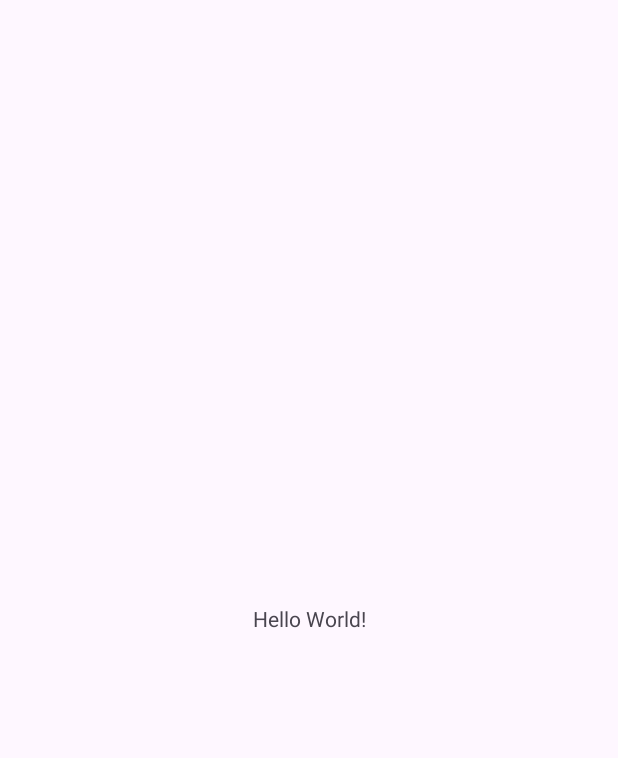
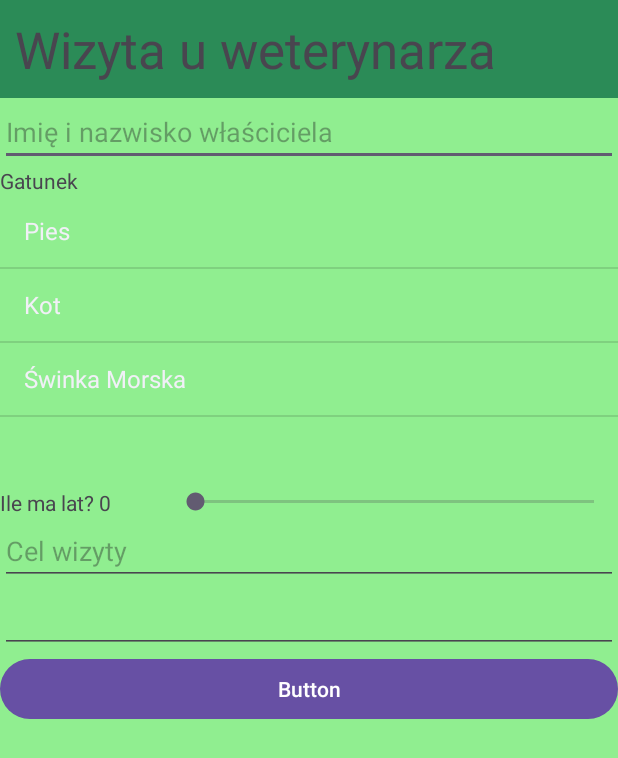
Before and after one commit to Hc896/-grupowy-weterynarz, an Android app: the screen it shows after launch (MainActivity), on a phone screen of 412 x 824 dp. Before the commit the part shown is almost empty. Shown: the top 758 px of the screen. Run offline under Robolectric (Android 15) with nearby library versions, the phone set to English and light mode, and no system bars.

Commit message:
Suwak działa i moj sprzęt !

```diff
--- a/app/src/main/java/pl/fourtp/groupvet/MainActivity.java
+++ b/app/src/main/java/pl/fourtp/groupvet/MainActivity.java
@@ -1,12 +1,19 @@
 package pl.fourtp.groupvet;
 
 import android.os.Bundle;
+import android.view.View;
+import android.widget.ArrayAdapter;
+import android.widget.ListView;
+import android.widget.SeekBar;
+import android.widget.TextView;
 
 import androidx.activity.EdgeToEdge;
 import androidx.appcompat.app.AppCompatActivity;
 import androidx.core.graphics.Insets;
 import androidx.core.view.ViewCompat;
 import androidx.core.view.WindowInsetsCompat;
+
+import java.util.ArrayList;
 
 public class MainActivity extends AppCompatActivity {
 
@@ -20,5 +27,40 @@ public class MainActivity extends AppCompatActivity {
             v.setPadding(systemBars.left, systemBars.top, systemBars.right, systemBars.bottom);
             return insets;
         });
+
+        View V = getCurrentFocus();
+        ListView listView = findViewById(R.id.listviu);
+
+        ArrayList<String> gatunki = new ArrayList<String>();
+        gatunki.add("Pies");
+        gatunki.add("Kot");
+        gatunki.add("Świnka Morska");
+
+        ArrayAdapter<String> arradapt = new ArrayAdapter<String>(getApplicationContext(), android.R.layout.simple_list_item_1,gatunki);
+        listView.setAdapter(arradapt);
+        listView.setSelector(R.color.mil);
+
+        SeekBar suwak = findViewById(R.id.suwak);
+        TextView suwakinfo = findViewById(R.id.suwakinfo);
+
+        suwak.setOnSeekBarChangeListener(new SeekBar.OnSeekBarChangeListener() {
+            @Override
+            public void onProgressChanged(SeekBar seekBar, int progress, boolean b) {
+                suwakinfo.setText("Ile ma lat? " + progress);
+            }
+
+            @Override
+            public void onStartTrackingTouch(SeekBar seekBar) {
+
+            }
+
+            @Override
+            public void onStopTrackingTouch(SeekBar seekBar) {
+
+            }
+        });
+
     }
+
+
 }
--- a/app/src/main/res/layout/activity_main.xml
+++ b/app/src/main/res/layout/activity_main.xml
@@ -1,19 +1,129 @@
 <?xml version="1.0" encoding="utf-8"?>
-<androidx.constraintlayout.widget.ConstraintLayout xmlns:android="http://schemas.android.com/apk/res/android"
+<androidx.constraintlayout.widget.ConstraintLayout
+    xmlns:android="http://schemas.android.com/apk/res/android"
     xmlns:app="http://schemas.android.com/apk/res-auto"
     xmlns:tools="http://schemas.android.com/tools"
     android:id="@+id/main"
     android:layout_width="match_parent"
     android:layout_height="match_parent"
-    tools:context=".MainActivity">
+    android:background="@color/bcg">
 
-    <TextView
-        android:layout_width="wrap_content"
-        android:layout_height="wrap_content"
-        android:text="Hello World!"
-        app:layout_constraintBottom_toBottomOf="parent"
-        app:layout_constraintEnd_toEndOf="parent"
-        app:layout_constraintStart_toStartOf="parent"
-        app:layout_constraintTop_toTopOf="parent" />
+
+    <LinearLayout
+        android:id="@+id/Layout"
+        android:layout_width="match_parent"
+        android:layout_height="match_parent"
+        android:background="@color/bcg"
+        android:orientation="vertical"
+        tools:layout_editor_absoluteX="16dp"
+        tools:layout_editor_absoluteY="-16dp"
+        android:layout_alignParentBottom="true">
+
+
+        <TextView
+            android:id="@+id/top"
+            android:layout_width="match_parent"
+            android:layout_height="wrap_content"
+            android:background="#ff2b8b57"
+            android:padding="10dp"
+            android:text="Wizyta u weterynarza"
+            android:textAlignment="textStart"
+            android:textSize="34sp"
+            app:layout_constraintBottom_toBottomOf="parent"
+            app:layout_constraintEnd_toEndOf="parent"
+            app:layout_constraintHorizontal_bias="1.0"
+            app:layout_constraintStart_toStartOf="parent"
+            app:layout_constraintTop_toTopOf="parent"
+            app:layout_constraintVertical_bias="0.0" />
+
+        <EditText
+            android:id="@+id/inputgodnosc"
+            android:layout_width="match_parent"
+            android:layout_height="wrap_content"
+            android:ems="10"
+            android:hint="Imię i nazwisko właściciela"
+            android:inputType="text"
+            app:layout_constraintEnd_toEndOf="parent"
+            app:layout_constraintHorizontal_bias="0.0"
+            app:layout_constraintStart_toStartOf="parent"
+            app:layout_constraintTop_toBottomOf="@+id/top" />
+
+        <TextView
+            android:id="@+id/gatunek"
+            android:layout_width="match_parent"
+            android:layout_height="wrap_content"
+            android:text="Gatunek"
+            android:textAlignment="viewStart"
+            android:textSize="14sp"
+            app:layout_constraintEnd_toEndOf="parent"
+            app:layout_constraintHorizontal_bias="0.0"
+            app:layout_constraintStart_toStartOf="parent"
+            app:layout_constraintTop_toBottomOf="@id/inputgodnosc" />
+
+
+        <ListView
+            android:id="@+id/listviu"
+            style="@style/Widget.AppCompat.ListView.Menu"
+            android:layout_width="match_parent"
+            android:layout_height="195dp"
+            android:layout_margin="0dp"
+            android:choiceMode="singleChoice"
+            android:clickable="true"
+            android:fadingEdge="none"
+            android:listSelector="@android:color/holo_orange_dark"
+            android:padding="0dp"
+            android:textColor="@color/black" />
+
+        <LinearLayout
+            android:id="@+id/LL2"
+            android:layout_height="wrap_content"
+            android:layout_width="match_parent"
+            android:layout_alignParentBottom="true">
+
+            <TextView
+                android:id="@+id/suwakinfo"
+                android:layout_width="wrap_content"
+                android:layout_height="wrap_content"
+                android:layout_weight="1"
+                android:text="Ile ma lat? 0" />
+
+            <SeekBar
+                android:id="@+id/suwak"
+                android:layout_width="257dp"
+                android:layout_height="wrap_content"
+                android:layout_weight="1"
+                android:max="20"
+                />
+        </LinearLayout>
+
+        <EditText
+            android:id="@+id/inputgodnosc2"
+            android:layout_width="match_parent"
+            android:layout_height="wrap_content"
+            android:ems="10"
+            android:hint="Cel wizyty"
+            android:inputType="text"
+            app:layout_constraintEnd_toEndOf="parent"
+            app:layout_constraintHorizontal_bias="0.0"
+            app:layout_constraintStart_toStartOf="parent"
+            app:layout_constraintTop_toBottomOf="@+id/top" />
+
+        <EditText
+            android:id="@+id/editTextTime"
+            android:layout_width="match_parent"
+            android:layout_height="wrap_content"
+            android:ems="10"
+            android:inputType="time"
+            tools:text="16:00" />
+
+        <Button
+            android:id="@+id/button"
+            android:layout_width="match_parent"
+            android:layout_height="wrap_content"
+            android:text="Button" />
+
+
+    </LinearLayout>
+
 
 </androidx.constraintlayout.widget.ConstraintLayout>
--- a/app/src/main/res/values/colors.xml
+++ b/app/src/main/res/values/colors.xml
@@ -2,4 +2,6 @@
 <resources>
     <color name="black">#FF000000</color>
     <color name="white">#FFFFFFFF</color>
+    <color name="bcg">#FF90EE90</color>
+    <color name="mil">@android:color/holo_orange_dark</color>
 </resources>
```
